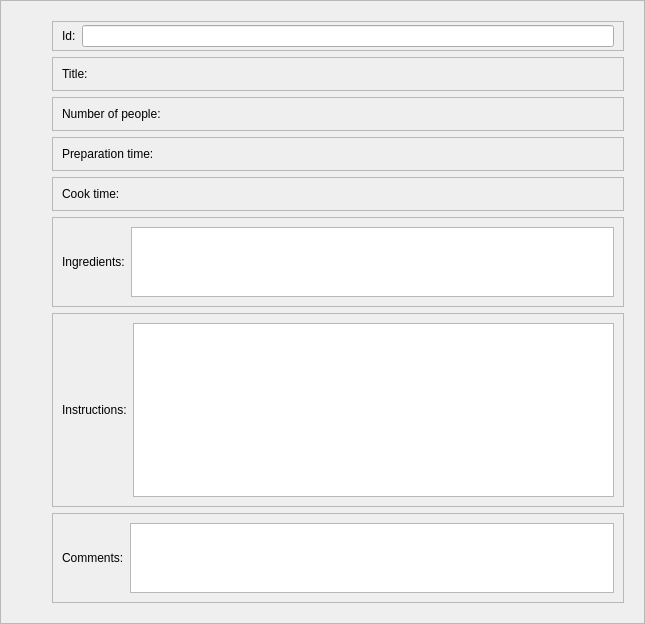
Old version of the form weboob/applications/qcookboob/ui/recipe.ui in the repository laurentb/weboob.
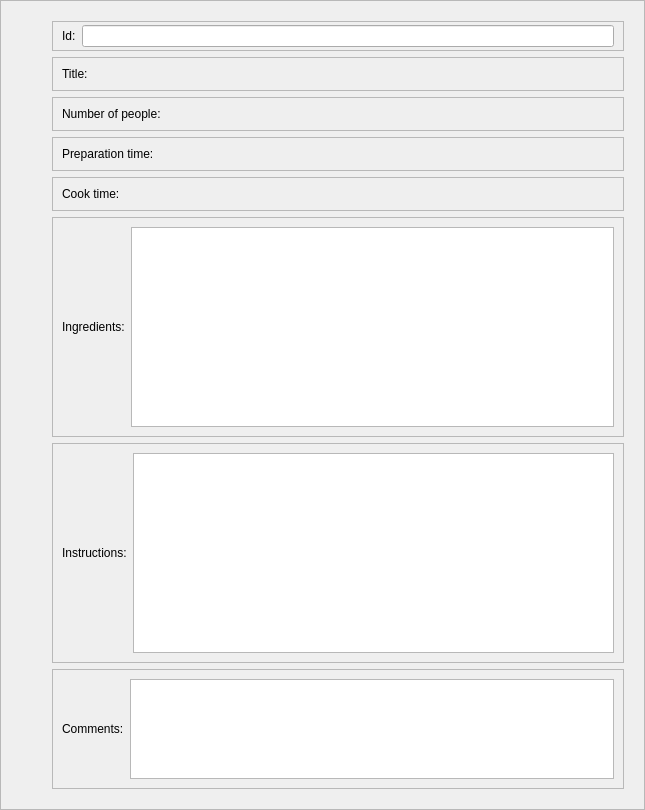
New version of the form.

Commit message: [qcookboob] cosmetic fixes

The edit to the form file:
```diff
--- a/weboob/applications/qcookboob/ui/recipe.ui
+++ b/weboob/applications/qcookboob/ui/recipe.ui
@@ -18,8 +18,8 @@
   </property>
   <property name="maximumSize">
    <size>
-    <width>2000</width>
-    <height>600</height>
+    <width>8000</width>
+    <height>5000</height>
    </size>
   </property>
   <property name="windowTitle">
@@ -62,7 +62,7 @@
      <property name="maximumSize">
       <size>
        <width>16777215</width>
-       <height>600</height>
+       <height>4000</height>
       </size>
      </property>
      <property name="frameShape">
@@ -243,10 +243,16 @@
       </item>
       <item>
        <widget class="QFrame" name="frame_5">
+        <property name="sizePolicy">
+         <sizepolicy hsizetype="Preferred" vsizetype="Preferred">
+          <horstretch>0</horstretch>
+          <verstretch>0</verstretch>
+         </sizepolicy>
+        </property>
         <property name="maximumSize">
          <size>
           <width>16777215</width>
-          <height>200</height>
+          <height>1000</height>
          </size>
         </property>
         <property name="frameShape">
@@ -265,6 +271,12 @@
          </item>
          <item>
           <widget class="QTextEdit" name="ingredientsPlain">
+           <property name="minimumSize">
+            <size>
+             <width>0</width>
+             <height>200</height>
+            </size>
+           </property>
            <property name="textInteractionFlags">
             <set>Qt::TextSelectableByKeyboard|Qt::TextSelectableByMouse</set>
            </property>
@@ -276,7 +288,7 @@
       <item>
        <widget class="QFrame" name="frame_8">
         <property name="sizePolicy">
-         <sizepolicy hsizetype="Minimum" vsizetype="Minimum">
+         <sizepolicy hsizetype="Preferred" vsizetype="Preferred">
           <horstretch>0</horstretch>
           <verstretch>0</verstretch>
          </sizepolicy>
@@ -284,7 +296,7 @@
         <property name="maximumSize">
          <size>
           <width>16777215</width>
-          <height>200</height>
+          <height>1000</height>
          </size>
         </property>
         <property name="frameShape">
@@ -309,6 +321,12 @@
          </item>
          <item>
           <widget class="QPlainTextEdit" name="instructionsPlain">
+           <property name="minimumSize">
+            <size>
+             <width>0</width>
+             <height>200</height>
+            </size>
+           </property>
            <property name="textInteractionFlags">
             <set>Qt::TextSelectableByKeyboard|Qt::TextSelectableByMouse</set>
            </property>
@@ -319,10 +337,16 @@
       </item>
       <item>
        <widget class="QFrame" name="frame_13">
+        <property name="sizePolicy">
+         <sizepolicy hsizetype="Preferred" vsizetype="Preferred">
+          <horstretch>0</horstretch>
+          <verstretch>0</verstretch>
+         </sizepolicy>
+        </property>
         <property name="maximumSize">
          <size>
           <width>16777215</width>
-          <height>200</height>
+          <height>1000</height>
          </size>
         </property>
         <property name="frameShape">
@@ -341,6 +365,12 @@
          </item>
          <item>
           <widget class="QTextEdit" name="commentsPlain">
+           <property name="minimumSize">
+            <size>
+             <width>0</width>
+             <height>100</height>
+            </size>
+           </property>
            <property name="textInteractionFlags">
             <set>Qt::TextSelectableByKeyboard|Qt::TextSelectableByMouse</set>
            </property>
```
The commit also changes 1 other file.
